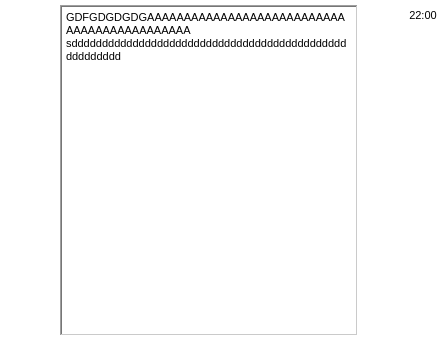
First picture: the form in MyChat_Cli/formmessage.ui, repository KuzloPavlo/MyChat, before the edit.
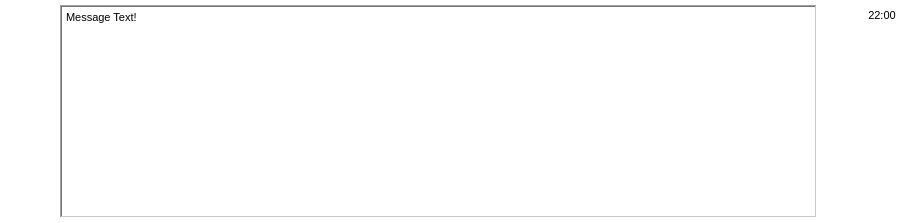
Second picture: the form after the edit.

What changed in the file:
```diff
--- a/MyChat_Cli/formmessage.ui
+++ b/MyChat_Cli/formmessage.ui
@@ -6,8 +6,8 @@
    <rect>
     <x>0</x>
     <y>0</y>
-    <width>448</width>
-    <height>341</height>
+    <width>907</width>
+    <height>223</height>
    </rect>
   </property>
   <property name="minimumSize">
@@ -119,8 +119,7 @@
 &lt;html&gt;&lt;head&gt;&lt;meta name=&quot;qrichtext&quot; content=&quot;1&quot; /&gt;&lt;style type=&quot;text/css&quot;&gt;
 p, li { white-space: pre-wrap; }
 &lt;/style&gt;&lt;/head&gt;&lt;body style=&quot; font-family:'MS Shell Dlg 2'; font-size:8.25pt; font-weight:400; font-style:normal;&quot;&gt;
-&lt;p style=&quot; margin-top:0px; margin-bottom:0px; margin-left:0px; margin-right:0px; -qt-block-indent:0; text-indent:0px;&quot;&gt;GDFGDGDGDGAAAAAAAAAAAAAAAAAAAAAAAAAAAAAAAAAAAAAAAAAAAA&lt;/p&gt;
-&lt;p style=&quot; margin-top:0px; margin-bottom:0px; margin-left:0px; margin-right:0px; -qt-block-indent:0; text-indent:0px;&quot;&gt;sdddddddddddddddddddddddddddddddddddddddddddddddddddddd&lt;/p&gt;
+&lt;p style=&quot; margin-top:0px; margin-bottom:0px; margin-left:0px; margin-right:0px; -qt-block-indent:0; text-indent:0px;&quot;&gt;Message Text!&lt;/p&gt;
 &lt;p style=&quot;-qt-paragraph-type:empty; margin-top:0px; margin-bottom:0px; margin-left:0px; margin-right:0px; -qt-block-indent:0; text-indent:0px;&quot;&gt;&lt;br /&gt;&lt;/p&gt;&lt;/body&gt;&lt;/html&gt;</string>
      </property>
     </widget>
```
